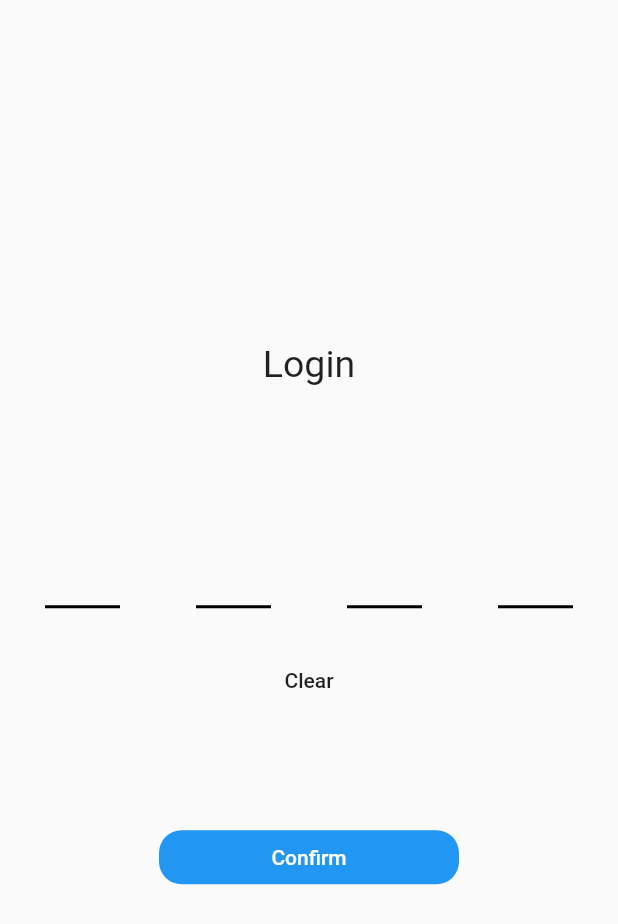
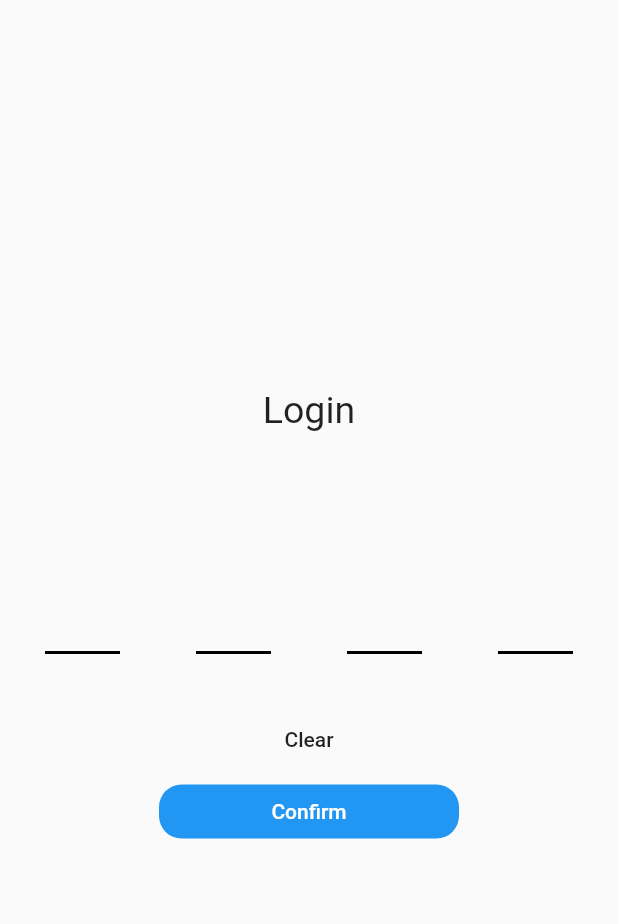
Before and after one commit to FlorianPruemer/flutter_tutorials, a Flutter app: the screen it shows after launch, after a tap on "Confirm", on a phone screen of 412 x 824 dp. Shown: the top 924 px of the screen. Run offline on Flutter 3.47's test engine with Material 2 defaults, Android fonts, the phone set to English and light mode, and no system bars; drawn by our look-alikes of pin_code_fields; our stand-ins replace audioplayers.

```diff
--- a/local_authentication/lib/main.dart
+++ b/local_authentication/lib/main.dart
@@ -9,13 +9,18 @@ class MyApp extends StatelessWidget {
   // This widget is the root of your application.
   @override
   Widget build(BuildContext context) {
-    return MaterialApp(
-      title: 'Flutter Demo',
-      theme: ThemeData(
-        primarySwatch: Colors.blue,
-        visualDensity: VisualDensity.adaptivePlatformDensity,
+    return GestureDetector(
+      onTap: () {
+        FocusScope.of(context).requestFocus(FocusNode());
+      },
+      child: MaterialApp(
+        title: 'Flutter Demo',
+        theme: ThemeData(
+          primarySwatch: Colors.blue,
+          visualDensity: VisualDensity.adaptivePlatformDensity,
+        ),
+        home: PinCode(),
       ),
-      home: PinCode(),
     );
   }
 }
--- a/local_authentication/lib/pin_code.dart
+++ b/local_authentication/lib/pin_code.dart
@@ -16,13 +16,12 @@ class _PinCodeState extends State<PinCode> {
   String currentText = "";
   final formKey = GlobalKey<FormState>();
 
-  @override
-  void initState() {
-    super.initState();
+  String validateString(String s) {
+    if (s.length == 0 || int.tryParse(s) != null) {
+      return null;
+    } else {
+      return "Invalid entry";
     }
-
-  bool validateString(String s) {
-    return int.tryParse(s) != null;
   }
 
   @override
@@ -49,22 +48,35 @@ class _PinCodeState extends State<PinCode> {
                 padding:
                     const EdgeInsets.symmetric(vertical: 8.0, horizontal: 30),
                 child: PinCodeTextField(
-                  backgroundColor: Colors.transparent,
+                  //General setup
                   appContext: context,
                   length: 4,
+                  controller: textEditingController,
+                  keyboardType: TextInputType.phone,
+                  textStyle:
+                      TextStyle(fontSize: 20, height: 1.6, color: Colors.black),
+
+                  //Colors
+                  backgroundColor: Colors.transparent,
+                  cursorColor: Theme.of(context).accentColor,
+
+                  //Obscuring
                   obscureText: true,
                   blinkWhenObscuring: true,
                   obscuringCharacter: '*',
+                  blinkDuration: const Duration(seconds: 1),
+
+                  //Animation
                   animationType: AnimationType.fade,
+                  animationDuration: Duration(milliseconds: 300),
+                  errorAnimationController: errorController,
+
+                  //Validation
+                  errorTextSpace: 25,
                   validator: (v) {
-                    bool isValid = true;
-                    if (v.length > 0) isValid = validateString(v);
-                    if (isValid) {
-                      return null;
-                    } else {
-                      return "Invalid entry";
-                    }
+                    return validateString(v);
                   },
+
                   pinTheme: PinTheme(
                     inactiveColor: Colors.black,
                     activeColor: Colors.black,
@@ -73,32 +85,17 @@ class _PinCodeState extends State<PinCode> {
                     fieldHeight: 60,
                     fieldWidth: 50,
                   ),
-                  cursorColor: Theme.of(context).accentColor,
-                  animationDuration: Duration(milliseconds: 300),
-                  textStyle:
-                      TextStyle(fontSize: 20, height: 1.6, color: Colors.black),
-                  errorAnimationController: errorController,
-                  controller: textEditingController,
-                  keyboardType: TextInputType.phone,
                   onCompleted: (v) {
                     print("Completed");
                   },
-                  // onTap: () {
-                  //   print("Pressed");
-                  // },
                   onChanged: (value) {
-                    //print(value);
                     setState(() {
                       currentText = value;
                     });
                   },
                 )),
           ),
-          Row(
-            mainAxisAlignment: MainAxisAlignment.center,
-            children: <Widget>[
-              Flexible(
-                  child: FlatButton(
+          FlatButton(
             child: Text(
               "Clear",
               style: Theme.of(context).textTheme.button,
@@ -106,25 +103,25 @@ class _PinCodeState extends State<PinCode> {
             onPressed: () {
               textEditingController.clear();
             },
-              )),
-            ],
           ),
-          SizedBox(height: 20),
-          SizedBox(height: 50),
-          Container(width: 200,
-            child: FlatButton(color: Colors.blue,textColor: Colors.white,
+          Container(
+            width: 200,
+            child: FlatButton(
+              color: Colors.blue,
+              textColor: Colors.white,
               shape: RoundedRectangleBorder(
                   borderRadius: BorderRadius.all(Radius.circular(15))),
               child: Text("Confirm"),
-              onPressed: () async {
+              onPressed: () {
                 var formBool = formKey.currentState.validate();
                 //var authenticated = await User.authenticate(currentText);
                 // conditions for validating
-                if (currentText.length != 4 ||
-                    !validateString(currentText) ||
-                    !formBool) {
+                if (currentText.length != 4 || !formBool) {
                   errorController.add(ErrorAnimationType
                       .shake); // Triggering error shake animation
+                } else {
+                  print("Yes");
+                  showAlertDialog(context);
                 }
               },
             ),
@@ -133,4 +130,31 @@ class _PinCodeState extends State<PinCode> {
       ),
     );
   }
+
+  showAlertDialog(BuildContext context) {
+
+    // set up the button
+    Widget okButton = FlatButton(
+      child: Text("OK"),
+      onPressed: () {
+        Navigator.pop(context);
+      },
+    );
+
+    // set up the AlertDialog
+    AlertDialog alert = AlertDialog(
+      content: Text("Successfully logged in"),
+      actions: [
+        okButton,
+      ],
+    );
+
+    // show the dialog
+    showDialog(
+      context: context,
+      builder: (BuildContext context) {
+        return alert;
+      },
+    );
   }
+}
```
Lines whose indentation alone changed are shown as unchanged.
